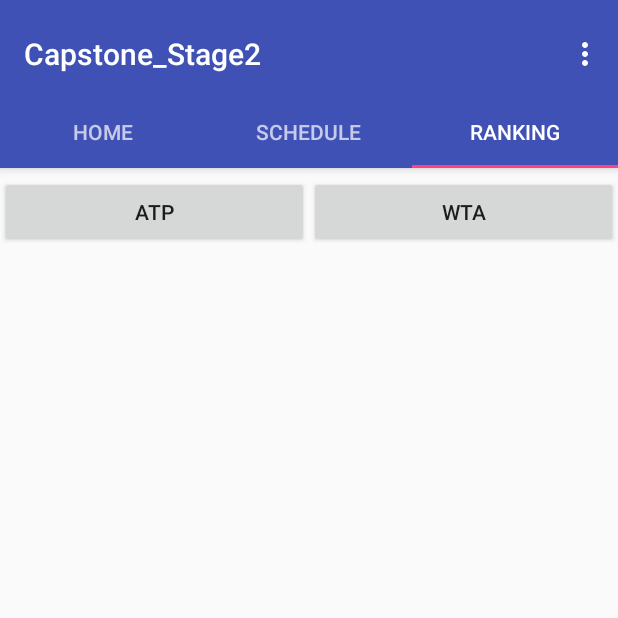
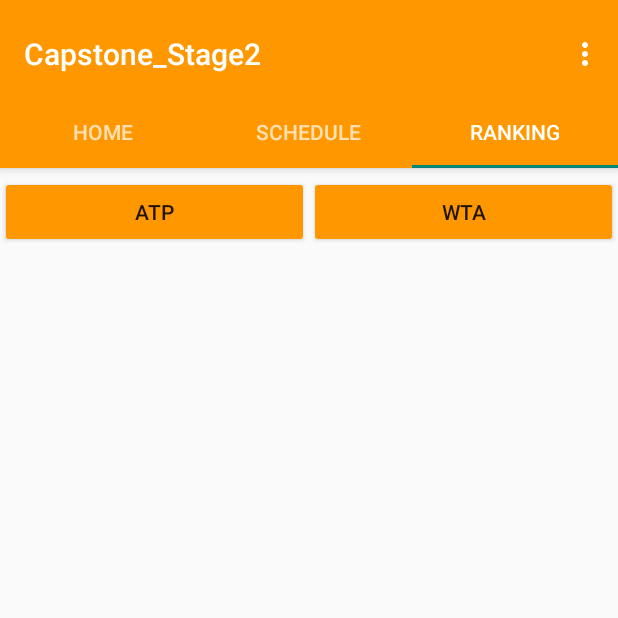
Before and after one commit to mohabmm/capstone_two_new, an Android app: the MainActivity screen opened directly, with no data from a screen before it, tab 3 chosen, on a phone screen of 412 x 824 dp, the top half of it. Run offline under Robolectric (Android 15) with nearby library versions, the phone set to English and light mode, and no system bars; our stand-ins replace Picasso; libraries missing offline, so code that uses them is left out: com.firebase.jobdispatcher; pictures from the network do not load; 3 statements that could not run were skipped.

Commit message:
modifify of the design

```diff
--- a/app/build.gradle
+++ b/app/build.gradle
@@ -29,6 +29,7 @@ dependencies {
     implementation 'com.android.support:appcompat-v7:26.1.0'
     implementation 'com.android.support:design:26.1.0'
 
+
     implementation 'com.android.support.constraint:constraint-layout:1.0.2'
     testImplementation 'junit:junit:4.12'
     androidTestImplementation 'com.android.support.test:runner:1.0.1'
@@ -53,5 +54,9 @@ dependencies {
 
 
 
+
+}
+dependencies {
+    compile 'com.github.ViksaaSkool:AwesomeSplash:v1.0.0'
 }
 apply plugin: 'com.google.gms.google-services'
--- a/app/src/main/java/com/nocom/capstone_stage2/MainActivity.java
+++ b/app/src/main/java/com/nocom/capstone_stage2/MainActivity.java
@@ -88,6 +88,7 @@ public class MainActivity extends AppCompatActivity {
             Uri currentPetUri = ContentUris.withAppendedId(TennisContract.TennisEntry.CONTENT_URI, id);
             intent.setData(currentPetUri);
             startActivity(intent);
+            overridePendingTransition(R.anim.goup, R.anim.godown);
 
         }
 
--- a/app/src/main/res/values/colors.xml
+++ b/app/src/main/res/values/colors.xml
@@ -1,6 +1,7 @@
 <?xml version="1.0" encoding="utf-8"?>
 <resources>
-    <color name="colorPrimary">#3F51B5</color>
-    <color name="colorPrimaryDark">#303F9F</color>
+    <color name="colorPrimary">#FF9800</color>
+    <color name="colorsecondary">#ffffff</color>
+    <color name="colorPrimaryDark">#00695c</color>
     <color name="colorAccent">#FF4081</color>
 </resources>
--- a/app/src/main/res/values/strings.xml
+++ b/app/src/main/res/values/strings.xml
@@ -5,7 +5,7 @@
     <string name="ATP">Atp</string>
     <string name="WTA">Wta</string>
     <string name="Ranking">Ranking</string>
-    <string name="action_settings">Settings</string>
+    <string name="action_settings">Favorites</string>
     <string name="banner_ad_unit_id">ca-app-pub-3940256099942544/6300978111</string>
 
     <string name="section_format">Hello World from section: %1$d</string>
--- a/app/src/main/res/values/styles.xml
+++ b/app/src/main/res/values/styles.xml
@@ -1,13 +1,14 @@
 <resources>
 
     <!-- Base application theme. -->
+
     <style name="AppTheme" parent="Theme.AppCompat.Light.DarkActionBar">
-        <!-- Customize your theme here. -->
-        <item name="colorPrimary">@color/colorPrimary</item>
+        <!-- Primary theme color of the app (sets background color of app bar) -->
+        <item name="colorPrimary">#FF9800</item>
         <item name="windowNoTitle">true</item>
+        <!-- Background color of buttons in the app -->
+        <item name="colorButtonNormal">#FF9800</item>
 
-        <item name="colorPrimaryDark">@color/colorPrimaryDark</item>
-        <item name="colorAccent">@color/colorAccent</item>
     </style>
 
     <style name="AppTheme.NoActionBar">
```
Also changed, not shown: app/src/main/java/com/nocom/capstone_stage2/WomenRankingAdapter.java (+7 -10 lines), app/src/main/java/com/nocom/capstone_stage2/splash.java (+46 -41 lines), build.gradle (+4 -3 lines).
